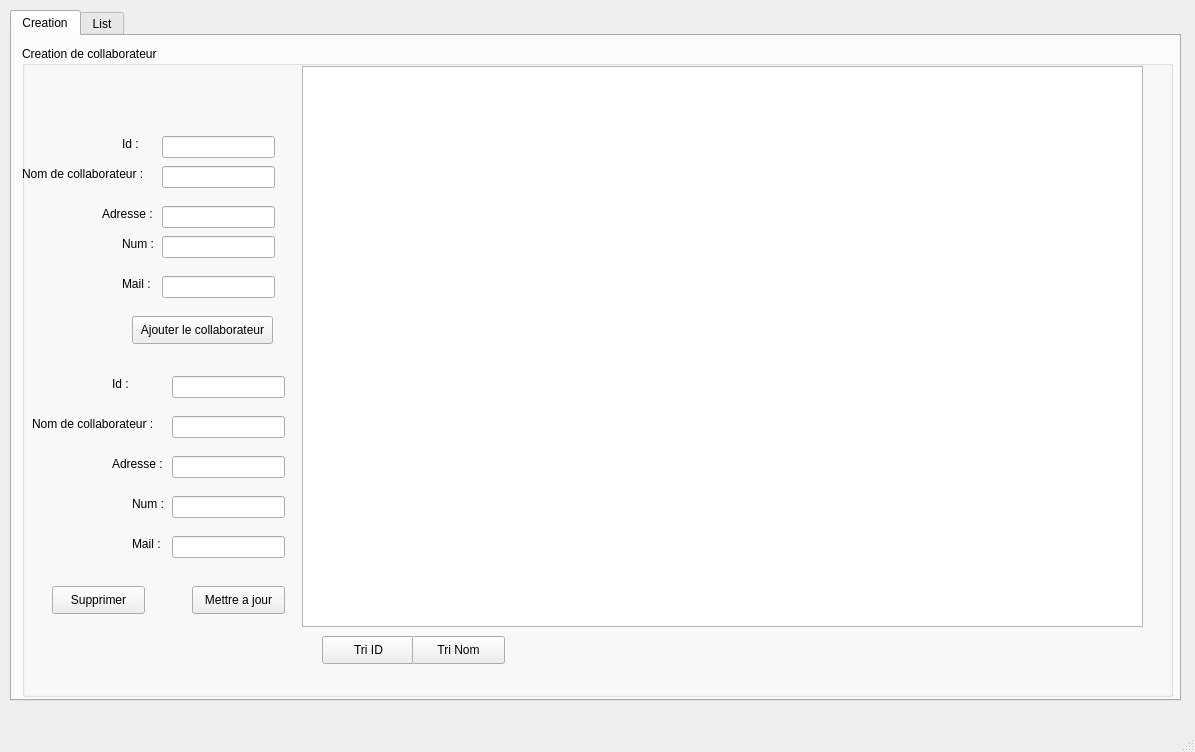
Qt form mainwindow.ui (houas6/Smart-Recruit-help-center) before a commit.
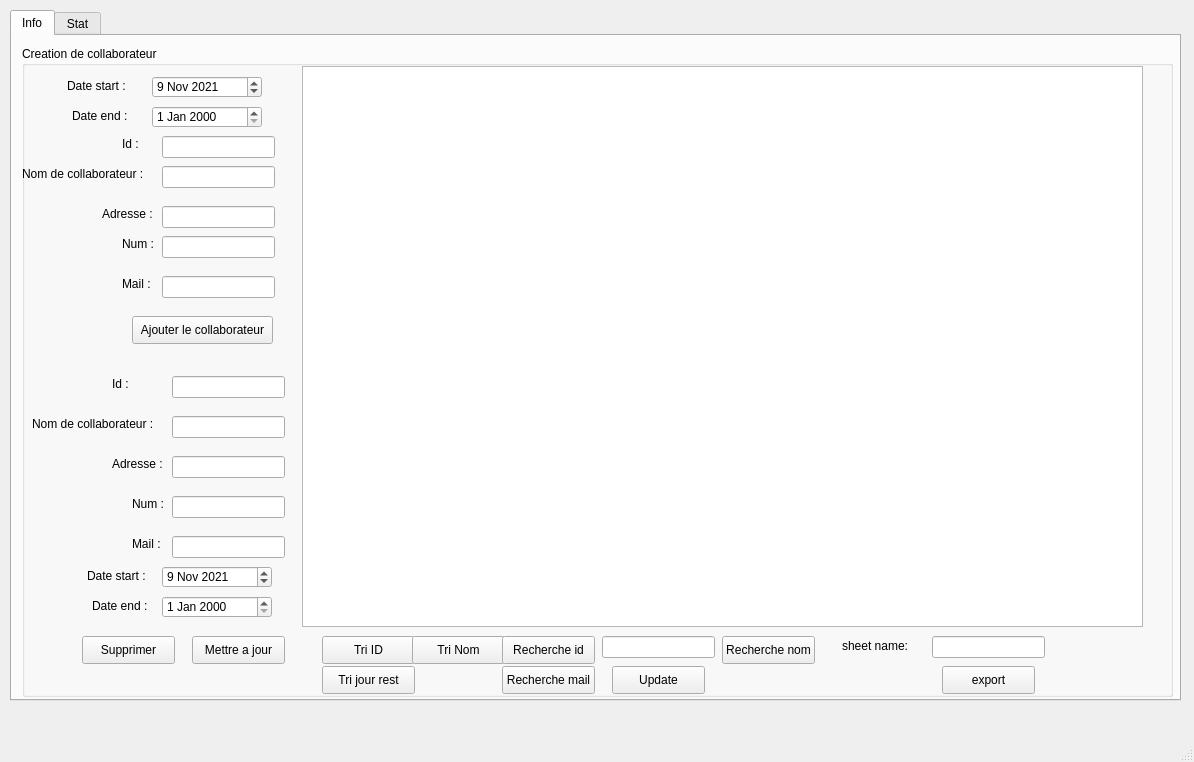
The same form after that commit. Custom widgets are drawn as their Qt base class.

What changed in the file:
```diff
--- a/mainwindow.ui
+++ b/mainwindow.ui
@@ -6,8 +6,8 @@
    <rect>
     <x>0</x>
     <y>0</y>
-    <width>1195</width>
-    <height>752</height>
+    <width>1194</width>
+    <height>762</height>
    </rect>
   </property>
   <property name="windowTitle">
@@ -28,7 +28,7 @@
     </property>
     <widget class="QWidget" name="tab">
      <attribute name="title">
-      <string>Creation</string>
+      <string>Info</string>
      </attribute>
      <widget class="QGroupBox" name="groupBox">
       <property name="geometry">
@@ -217,7 +217,7 @@
        <property name="geometry">
         <rect>
          <x>170</x>
-         <y>540</y>
+         <y>590</y>
          <width>93</width>
          <height>28</height>
         </rect>
@@ -229,8 +229,8 @@
       <widget class="QPushButton" name="Supprimer">
        <property name="geometry">
         <rect>
-         <x>30</x>
-         <y>540</y>
+         <x>60</x>
+         <y>590</y>
          <width>93</width>
          <height>28</height>
         </rect>
@@ -392,6 +392,255 @@
         <string>Tri Nom</string>
        </property>
       </widget>
+      <widget class="QPushButton" name="Find">
+       <property name="geometry">
+        <rect>
+         <x>480</x>
+         <y>590</y>
+         <width>93</width>
+         <height>28</height>
+        </rect>
+       </property>
+       <property name="text">
+        <string>Recherche id</string>
+       </property>
+      </widget>
+      <widget class="QLineEdit" name="Find_line">
+       <property name="geometry">
+        <rect>
+         <x>580</x>
+         <y>590</y>
+         <width>113</width>
+         <height>22</height>
+        </rect>
+       </property>
+      </widget>
+      <widget class="QPushButton" name="Find_nom">
+       <property name="geometry">
+        <rect>
+         <x>700</x>
+         <y>590</y>
+         <width>93</width>
+         <height>28</height>
+        </rect>
+       </property>
+       <property name="text">
+        <string>Recherche nom</string>
+       </property>
+      </widget>
+      <widget class="QDateEdit" name="dateStart">
+       <property name="geometry">
+        <rect>
+         <x>130</x>
+         <y>30</y>
+         <width>110</width>
+         <height>22</height>
+        </rect>
+       </property>
+       <property name="dateTime">
+        <datetime>
+         <hour>0</hour>
+         <minute>0</minute>
+         <second>0</second>
+         <year>2021</year>
+         <month>11</month>
+         <day>9</day>
+        </datetime>
+       </property>
+       <property name="currentSection">
+        <enum>QDateTimeEdit::MonthSection</enum>
+       </property>
+       <property name="date">
+        <date>
+         <year>2021</year>
+         <month>11</month>
+         <day>9</day>
+        </date>
+       </property>
+      </widget>
+      <widget class="QDateEdit" name="dateEnd">
+       <property name="geometry">
+        <rect>
+         <x>130</x>
+         <y>60</y>
+         <width>110</width>
+         <height>22</height>
+        </rect>
+       </property>
+       <property name="calendarPopup">
+        <bool>false</bool>
+       </property>
+      </widget>
+      <widget class="QPushButton" name="update">
+       <property name="geometry">
+        <rect>
+         <x>590</x>
+         <y>620</y>
+         <width>93</width>
+         <height>28</height>
+        </rect>
+       </property>
+       <property name="text">
+        <string>Update</string>
+       </property>
+      </widget>
+      <widget class="QPushButton" name="pushButton_3">
+       <property name="geometry">
+        <rect>
+         <x>920</x>
+         <y>620</y>
+         <width>93</width>
+         <height>28</height>
+        </rect>
+       </property>
+       <property name="text">
+        <string>export</string>
+       </property>
+      </widget>
+      <widget class="QDateEdit" name="dateEnd_2">
+       <property name="geometry">
+        <rect>
+         <x>140</x>
+         <y>550</y>
+         <width>110</width>
+         <height>22</height>
+        </rect>
+       </property>
+       <property name="calendarPopup">
+        <bool>false</bool>
+       </property>
+      </widget>
+      <widget class="QDateEdit" name="dateStart_2">
+       <property name="geometry">
+        <rect>
+         <x>140</x>
+         <y>520</y>
+         <width>110</width>
+         <height>22</height>
+        </rect>
+       </property>
+       <property name="dateTime">
+        <datetime>
+         <hour>0</hour>
+         <minute>0</minute>
+         <second>0</second>
+         <year>2021</year>
+         <month>11</month>
+         <day>9</day>
+        </datetime>
+       </property>
+       <property name="currentSection">
+        <enum>QDateTimeEdit::MonthSection</enum>
+       </property>
+       <property name="date">
+        <date>
+         <year>2021</year>
+         <month>11</month>
+         <day>9</day>
+        </date>
+       </property>
+      </widget>
+      <widget class="QLabel" name="label_4">
+       <property name="geometry">
+        <rect>
+         <x>45</x>
+         <y>30</y>
+         <width>71</width>
+         <height>20</height>
+        </rect>
+       </property>
+       <property name="text">
+        <string>Date start :</string>
+       </property>
+      </widget>
+      <widget class="QLabel" name="label_7">
+       <property name="geometry">
+        <rect>
+         <x>50</x>
+         <y>60</y>
+         <width>71</width>
+         <height>20</height>
+        </rect>
+       </property>
+       <property name="text">
+        <string>Date end :</string>
+       </property>
+      </widget>
+      <widget class="QLabel" name="label_8">
+       <property name="geometry">
+        <rect>
+         <x>65</x>
+         <y>520</y>
+         <width>71</width>
+         <height>20</height>
+        </rect>
+       </property>
+       <property name="text">
+        <string>Date start :</string>
+       </property>
+      </widget>
+      <widget class="QLabel" name="label_9">
+       <property name="geometry">
+        <rect>
+         <x>70</x>
+         <y>550</y>
+         <width>71</width>
+         <height>20</height>
+        </rect>
+       </property>
+       <property name="text">
+        <string>Date end :</string>
+       </property>
+      </widget>
+      <widget class="QPushButton" name="pushButton_4">
+       <property name="geometry">
+        <rect>
+         <x>300</x>
+         <y>620</y>
+         <width>93</width>
+         <height>28</height>
+        </rect>
+       </property>
+       <property name="text">
+        <string>Tri jour rest</string>
+       </property>
+      </widget>
+      <widget class="QPushButton" name="Find_2">
+       <property name="geometry">
+        <rect>
+         <x>480</x>
+         <y>620</y>
+         <width>93</width>
+         <height>28</height>
+        </rect>
+       </property>
+       <property name="text">
+        <string>Recherche mail</string>
+       </property>
+      </widget>
+      <widget class="QLineEdit" name="sheet">
+       <property name="geometry">
+        <rect>
+         <x>910</x>
+         <y>590</y>
+         <width>113</width>
+         <height>22</height>
+        </rect>
+       </property>
+      </widget>
+      <widget class="QLabel" name="label_15">
+       <property name="geometry">
+        <rect>
+         <x>820</x>
+         <y>590</y>
+         <width>81</width>
+         <height>20</height>
+        </rect>
+       </property>
+       <property name="text">
+        <string>sheet name:</string>
+       </property>
+      </widget>
      </widget>
     </widget>
     <widget class="QWidget" name="tab_2">
@@ -399,7 +648,7 @@
       <bool>true</bool>
      </property>
      <attribute name="title">
-      <string>List</string>
+      <string>Stat</string>
      </attribute>
     </widget>
    </widget>
@@ -441,6 +690,14 @@
    </property>
   </action>
  </widget>
+ <customwidgets>
+  <customwidget>
+   <class>QCustomPlot</class>
+   <extends>QWidget</extends>
+   <header>qcustomplot.h</header>
+   <container>1</container>
+  </customwidget>
+ </customwidgets>
  <resources/>
  <connections/>
 </ui>
```
Left out of the diff: 12 changed lines with no effect on the pictures.
